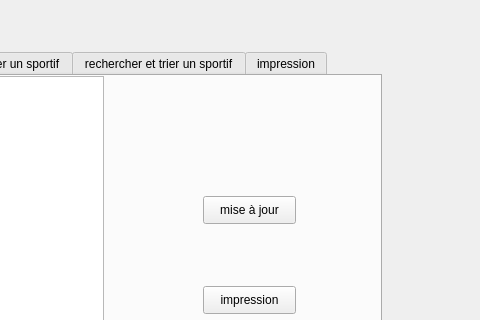
The window that mainwindow.ui (dhiaeddine12/olympic_games_2A20) describes before a commit, drawn with Qt 5; both pictures show x 489 to 969 and y 0 to 320 of the 969 by 687 pixel window.
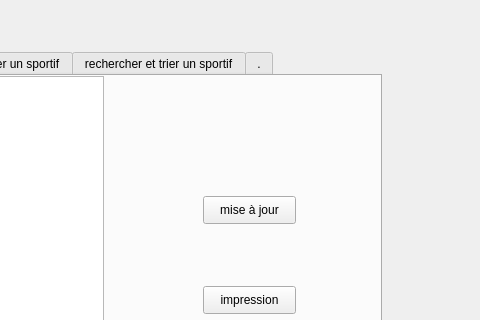
The same window after the commit. The open tabs and pages were chosen to show the change. Icons and pictures are not drawn.

```diff
--- a/mainwindow.ui
+++ b/mainwindow.ui
@@ -660,7 +660,7 @@
     </widget>
     <widget class="QWidget" name="tab_6">
      <attribute name="title">
-      <string>impression</string>
+      <string>.</string>
      </attribute>
     </widget>
    </widget>
```
Left out of the diff: 2 changed lines with no effect on the pictures.
